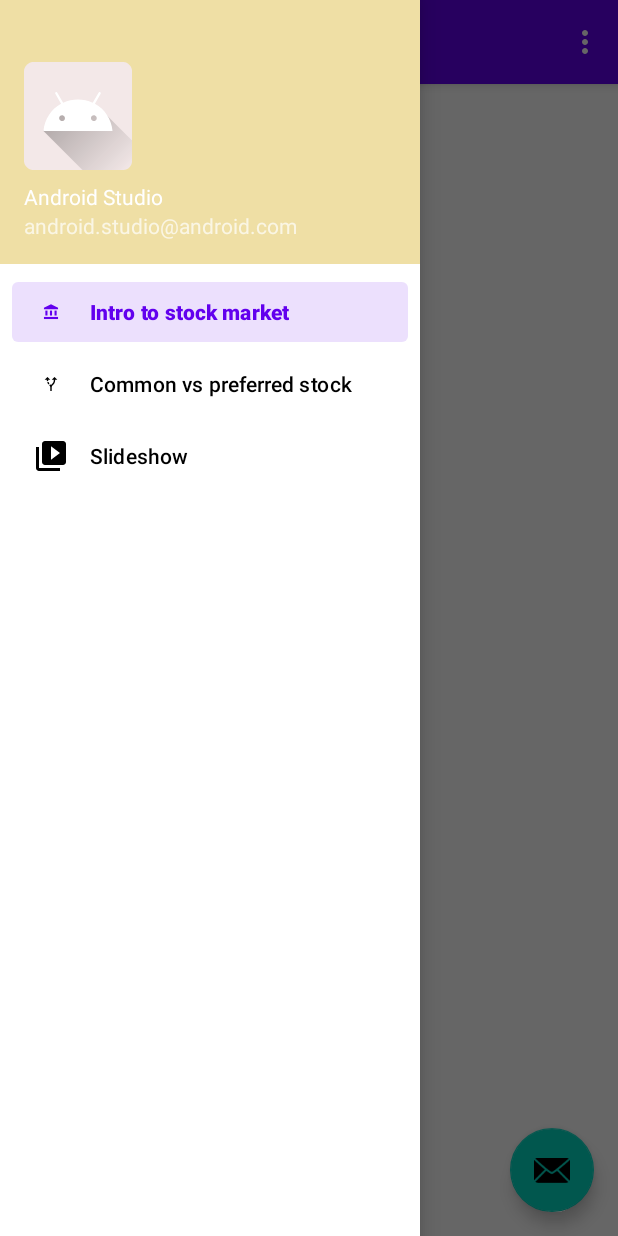
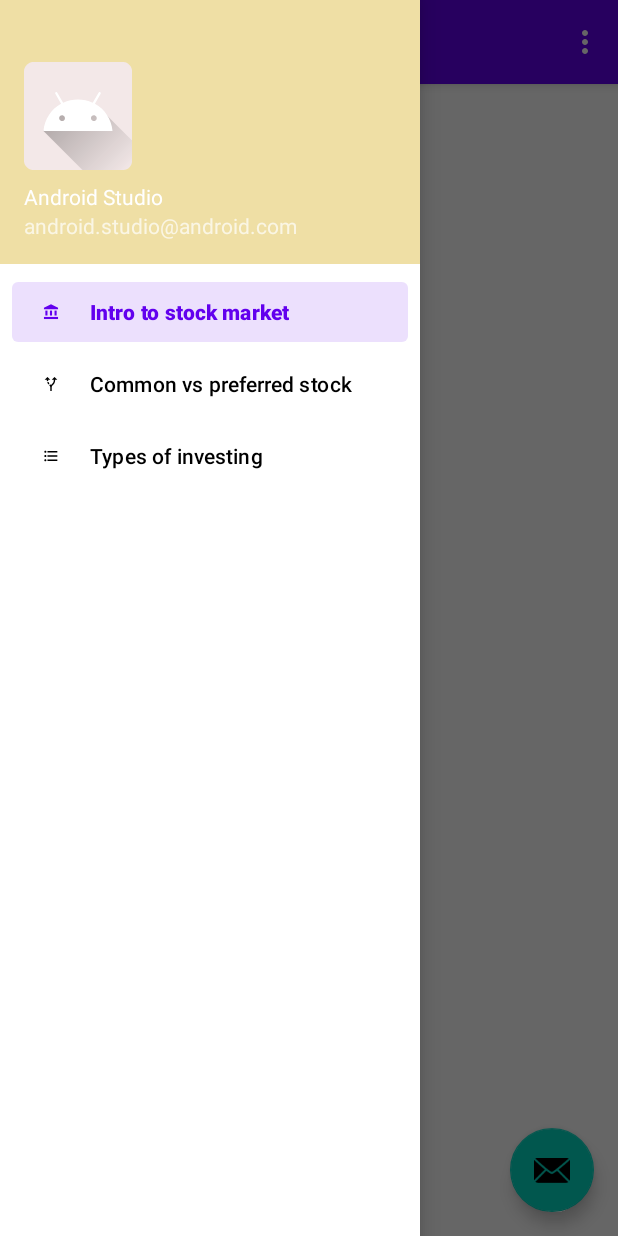
Before and after one commit to Surfy2004/StocksieApp, an Android app: the screen it shows after launch (MainActivity), with the side drawer open, on a phone screen of 412 x 824 dp. Run offline under Robolectric (Android 15) with nearby library versions, the light colour scheme and no system bars; our stand-ins replace navigation-ui.

Commit message:
Add types of investing fragment

```diff
--- /dev/null
+++ b/app/src/main/res/drawable/types_of_investing_foreground.xml
@@ -0,0 +1,15 @@
+<vector xmlns:android="http://schemas.android.com/apk/res/android"
+    android:width="108dp"
+    android:height="108dp"
+    android:viewportWidth="108"
+    android:viewportHeight="108"
+    android:tint="#9F1616">
+  <group android:scaleX="2.1141"
+      android:scaleY="2.1141"
+      android:translateX="28.6308"
+      android:translateY="28.6308">
+    <path
+        android:fillColor="@android:color/white"
+        android:pathData="M4,10.5c-0.83,0 -1.5,0.67 -1.5,1.5s0.67,1.5 1.5,1.5 1.5,-0.67 1.5,-1.5 -0.67,-1.5 -1.5,-1.5zM4,4.5c-0.83,0 -1.5,0.67 -1.5,1.5S3.17,7.5 4,7.5 5.5,6.83 5.5,6 4.83,4.5 4,4.5zM4,16.5c-0.83,0 -1.5,0.68 -1.5,1.5s0.68,1.5 1.5,1.5 1.5,-0.68 1.5,-1.5 -0.67,-1.5 -1.5,-1.5zM7,19h14v-2L7,17v2zM7,13h14v-2L7,11v2zM7,5v2h14L21,5L7,5z"/>
+  </group>
+</vector>
--- a/app/src/main/res/menu/activity_main_drawer.xml
+++ b/app/src/main/res/menu/activity_main_drawer.xml
@@ -14,7 +14,7 @@
             android:title="Common vs preferred stock" />
         <item
             android:id="@+id/nav_slideshow"
-            android:icon="@drawable/ic_menu_slideshow"
-            android:title="@string/menu_slideshow" />
+            android:icon="@drawable/types_of_investing_foreground"
+            android:title="Types of investing" />
     </group>
 </menu>
--- /dev/null
+++ b/app/src/main/res/mipmap-anydpi-v26/types_of_investing.xml
@@ -0,0 +1,5 @@
+<?xml version="1.0" encoding="utf-8"?>
+<adaptive-icon xmlns:android="http://schemas.android.com/apk/res/android">
+    <background android:drawable="@color/types_of_investing_background"/>
+    <foreground android:drawable="@drawable/types_of_investing_foreground"/>
+</adaptive-icon>
--- /dev/null
+++ b/app/src/main/res/mipmap-anydpi-v26/types_of_investing_round.xml
@@ -0,0 +1,5 @@
+<?xml version="1.0" encoding="utf-8"?>
+<adaptive-icon xmlns:android="http://schemas.android.com/apk/res/android">
+    <background android:drawable="@color/types_of_investing_background"/>
+    <foreground android:drawable="@drawable/types_of_investing_foreground"/>
+</adaptive-icon>
--- a/app/src/main/res/navigation/mobile_navigation.xml
+++ b/app/src/main/res/navigation/mobile_navigation.xml
@@ -20,6 +20,6 @@
     <fragment
         android:id="@+id/nav_slideshow"
         android:name="com.example.stocksieapp.ui.slideshow.SlideshowFragment"
-        android:label="@string/menu_slideshow"
+        android:label="Types of investing"
         tools:layout="@layout/fragment_slideshow" />
 </navigation>
--- /dev/null
+++ b/app/src/main/res/values/types_of_investing_background.xml
@@ -0,0 +1,4 @@
+<?xml version="1.0" encoding="utf-8"?>
+<resources>
+    <color name="types_of_investing_background">#EFDFA5</color>
+</resources>
```
Also changed, not shown: app/src/main/java/com/example/stocksieapp/ui/slideshow/SlideshowFragment.kt (+4 -4 lines), app/src/main/res/layout/fragment_slideshow.xml (+8 -0 lines), app/src/main/res/mipmap-hdpi/types_of_investing.png (added), app/src/main/res/mipmap-hdpi/types_of_investing_round.png (added), app/src/main/res/mipmap-mdpi/types_of_investing.png (added), app/src/main/res/mipmap-mdpi/types_of_investing_round.png (added), app/src/main/res/mipmap-xhdpi/types_of_investing.png (added), app/src/main/res/mipmap-xhdpi/types_of_investing_round.png (added), app/src/main/res/mipmap-xxhdpi/types_of_investing.png (added), app/src/main/res/mipmap-xxhdpi/types_of_investing_round.png (added), app/src/main/res/mipmap-xxxhdpi/types_of_investing.png (added), app/src/main/res/mipmap-xxxhdpi/types_of_investing_round.png (added), app/src/main/types_of_investing-playstore.png (added).
